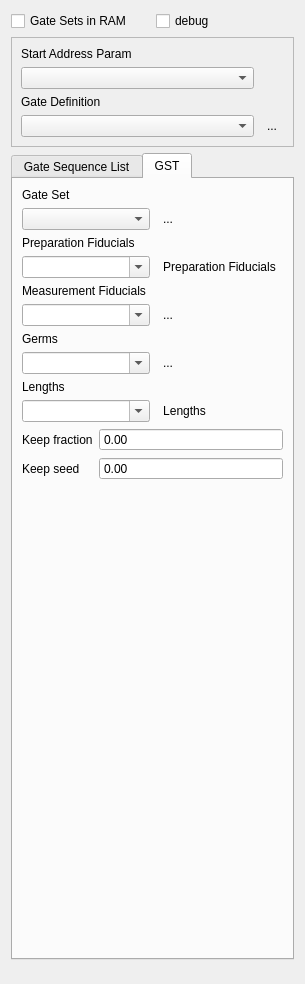
Above: ui/GateSequence.ui from pyIonControl/IonControl before the change. Below: the same form after it.
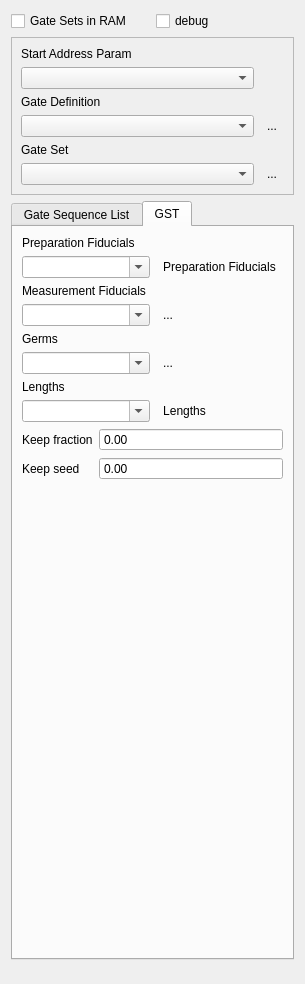
That is the form after the change. Icons and pictures are not drawn. Custom widgets are drawn as their Qt base class.

Diff of the .ui file:
```diff
--- a/ui/GateSequence.ui
+++ b/ui/GateSequence.ui
@@ -68,6 +68,13 @@
         </property>
        </widget>
       </item>
+      <item row="2" column="1" colspan="3">
+       <widget class="QLabel" name="label">
+        <property name="text">
+         <string>Gate Definition</string>
+        </property>
+       </widget>
+      </item>
       <item row="1" column="1" colspan="2">
        <widget class="QComboBox" name="StartAddressBox">
         <property name="sizePolicy">
@@ -85,10 +92,37 @@
         </property>
        </widget>
       </item>
-      <item row="2" column="1" colspan="3">
-       <widget class="QLabel" name="label">
+      <item row="5" column="1" colspan="2">
+       <widget class="QComboBox" name="GateSetBox">
+        <property name="sizePolicy">
+         <sizepolicy hsizetype="Expanding" vsizetype="Fixed">
+          <horstretch>0</horstretch>
+          <verstretch>0</verstretch>
+         </sizepolicy>
+        </property>
+        <property name="frame">
+         <bool>true</bool>
+        </property>
+       </widget>
+      </item>
+      <item row="5" column="3">
+       <widget class="QToolButton" name="GateSetButton">
         <property name="text">
-         <string>Gate Definition</string>
+         <string>...</string>
+        </property>
+        <property name="icon">
+         <iconset resource="Experiment.qrc">
+          <normaloff>:/openicon/icons/document-open-5.png</normaloff>:/openicon/icons/document-open-5.png</iconset>
+        </property>
+        <property name="autoRaise">
+         <bool>true</bool>
+        </property>
+       </widget>
+      </item>
+      <item row="4" column="1">
+       <widget class="QLabel" name="label_4">
+        <property name="text">
+         <string>Gate Set</string>
         </property>
        </widget>
       </item>
@@ -211,40 +245,6 @@
        <string>GST</string>
       </attribute>
       <layout class="QGridLayout" name="gridLayout_3">
-       <item row="0" column="0">
-        <widget class="QLabel" name="label_4">
-         <property name="text">
-          <string>Gate Set</string>
-         </property>
-        </widget>
-       </item>
-       <item row="1" column="0" colspan="2">
-        <widget class="QComboBox" name="GateSetBox">
-         <property name="sizePolicy">
-          <sizepolicy hsizetype="Expanding" vsizetype="Fixed">
-           <horstretch>0</horstretch>
-           <verstretch>0</verstretch>
-          </sizepolicy>
-         </property>
-         <property name="frame">
-          <bool>true</bool>
-         </property>
-        </widget>
-       </item>
-       <item row="1" column="2">
-        <widget class="QToolButton" name="GateSetButton">
-         <property name="text">
-          <string>...</string>
-         </property>
-         <property name="icon">
-          <iconset resource="Experiment.qrc">
-           <normaloff>:/openicon/icons/document-open-5.png</normaloff>:/openicon/icons/document-open-5.png</iconset>
-         </property>
-         <property name="autoRaise">
-          <bool>true</bool>
-         </property>
-        </widget>
-       </item>
        <item row="2" column="0" colspan="2">
         <widget class="QLabel" name="label_5">
          <property name="text">
@@ -380,7 +380,7 @@
         </widget>
        </item>
        <item row="9" column="2">
-        <widget class="QToolButton" name="LengthButton">
+        <widget class="QToolButton" name="LengthsButton">
          <property name="text">
           <string>Lengths</string>
          </property>
```
